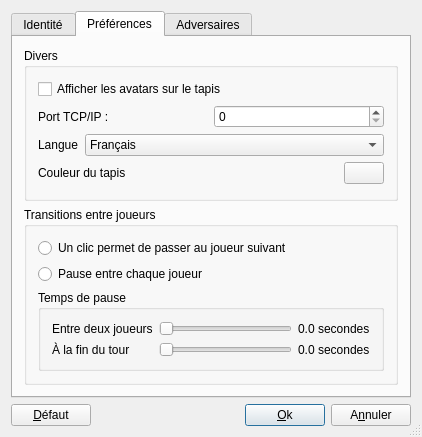
Before: the Qt Designer form src/client/OptionsUI.ui in arabine/icl, drawn with Qt 5.
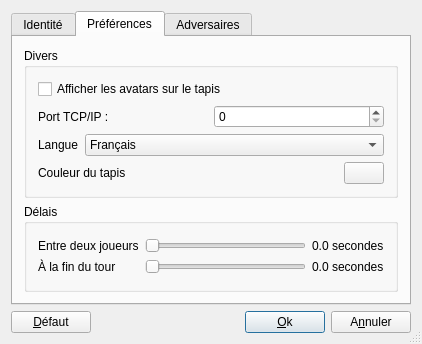
After: the same form once the commit is applied. The open tabs and pages were chosen to show the change. Icons and pictures are not drawn.

What changed in the file:
```diff
--- a/src/client/OptionsUI.ui
+++ b/src/client/OptionsUI.ui
@@ -6,8 +6,8 @@
    <rect>
     <x>0</x>
     <y>0</y>
-    <width>420</width>
-    <height>437</height>
+    <width>411</width>
+    <height>344</height>
    </rect>
   </property>
   <property name="sizePolicy">
@@ -385,30 +385,10 @@
        <item row="1" column="0">
         <widget class="QGroupBox" name="groupBox_8">
          <property name="title">
-          <string>Transitions entre joueurs</string>
+          <string>Délais</string>
          </property>
          <layout class="QGridLayout" name="gridLayout">
           <item row="0" column="0">
-           <widget class="QRadioButton" name="radioButton">
-            <property name="text">
-             <string>Un clic permet de passer au joueur suivant</string>
-            </property>
-           </widget>
-          </item>
-          <item row="1" column="0">
-           <widget class="QRadioButton" name="radioButton_2">
-            <property name="text">
-             <string>Pause entre chaque joueur</string>
-            </property>
-           </widget>
-          </item>
-          <item row="2" column="0">
-           <widget class="QGroupBox" name="groupBox_11">
-            <property name="title">
-             <string>Temps de pause</string>
-            </property>
-            <layout class="QHBoxLayout" name="horizontalLayout">
-             <item>
               <layout class="QVBoxLayout" name="_4">
                <property name="spacing">
                 <number>6</number>
@@ -432,7 +412,7 @@
                </item>
               </layout>
              </item>
-             <item>
+          <item row="0" column="1">
               <layout class="QVBoxLayout" name="_3">
                <property name="spacing">
                 <number>6</number>
@@ -443,7 +423,7 @@
                <item>
                 <widget class="QSlider" name="slider1">
                  <property name="maximum">
-                  <number>9000</number>
+               <number>5000</number>
                  </property>
                  <property name="singleStep">
                   <number>100</number>
@@ -459,7 +439,7 @@
                <item>
                 <widget class="QSlider" name="slider2">
                  <property name="maximum">
-                  <number>9000</number>
+               <number>5000</number>
                  </property>
                  <property name="singleStep">
                   <number>100</number>
@@ -474,7 +454,7 @@
                </item>
               </layout>
              </item>
-             <item>
+          <item row="0" column="2">
               <layout class="QVBoxLayout" name="_2">
                <property name="spacing">
                 <number>6</number>
@@ -506,9 +486,6 @@
                 </widget>
                </item>
               </layout>
-             </item>
-            </layout>
-           </widget>
           </item>
          </layout>
         </widget>
```
Left out of the diff: 2 changed lines with no effect on the pictures. Lines whose indentation alone changed are shown as unchanged.
